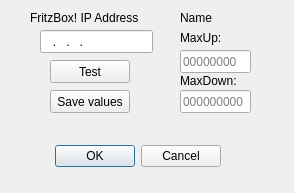
First picture: the form in config.ui, repository raspo666/Qfrittr, before the edit.
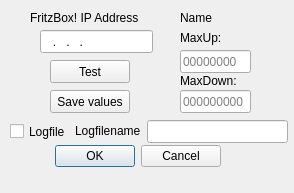
Second picture: the form after the edit.

Patch:
```diff
--- a/config.ui
+++ b/config.ui
@@ -149,6 +149,42 @@
     <string>Test</string>
    </property>
   </widget>
+  <widget class="QLineEdit" name="logfilename">
+   <property name="geometry">
+    <rect>
+     <x>147</x>
+     <y>120</y>
+     <width>141</width>
+     <height>23</height>
+    </rect>
+   </property>
+  </widget>
+  <widget class="QLabel" name="label_2">
+   <property name="geometry">
+    <rect>
+     <x>75</x>
+     <y>121</y>
+     <width>74</width>
+     <height>20</height>
+    </rect>
+   </property>
+   <property name="text">
+    <string>Logfilename</string>
+   </property>
+  </widget>
+  <widget class="QCheckBox" name="logcheck">
+   <property name="geometry">
+    <rect>
+     <x>10</x>
+     <y>121</y>
+     <width>85</width>
+     <height>21</height>
+    </rect>
+   </property>
+   <property name="text">
+    <string>Logfile</string>
+   </property>
+  </widget>
  </widget>
  <resources/>
  <connections>
```
